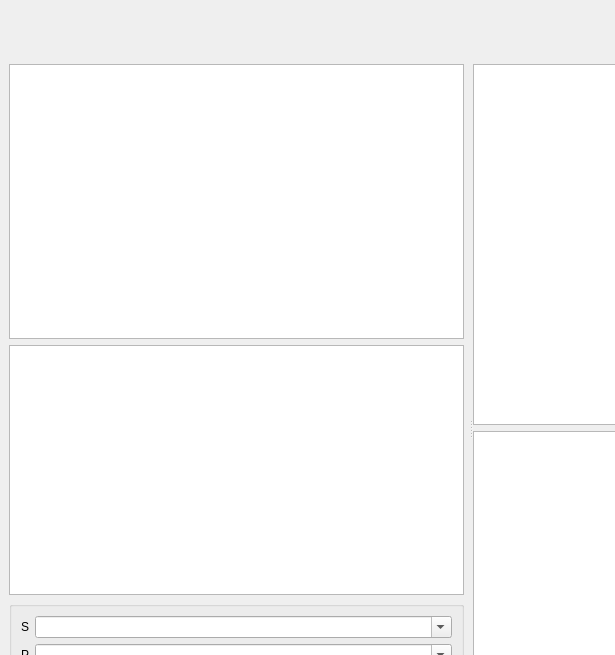
Above: mainwindow.ui from ahunt/incolata before the change; both pictures show x 0 to 615 and y 0 to 655 of the 1200 by 800 pixel window. Below: the same form after it.
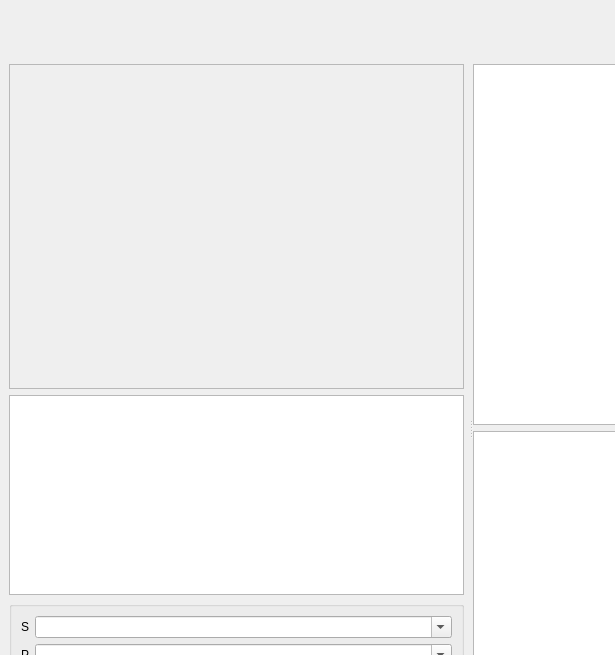
That is the form after the change. Icons and pictures are not drawn. Custom widgets are drawn as their Qt base class.

Commit message:
Implement new test table design
This is far from perfect, but it's worlds better than the old design - and
unblocks implementing dual-device support.

The only big issue is lack of reflow - on a sufficiently wide screen there's
little point in splitting contents across two rows.

Fixes
https://github.com/ahunt/incolata/issues/3

```diff
--- a/mainwindow.ui
+++ b/mainwindow.ui
@@ -117,22 +117,16 @@
          <number>5</number>
         </property>
         <item>
-         <widget class="QTableView" name="testTable">
+         <widget class="QListView" name="exercisesList">
           <property name="sizePolicy">
            <sizepolicy hsizetype="Expanding" vsizetype="Expanding">
             <horstretch>0</horstretch>
             <verstretch>2</verstretch>
            </sizepolicy>
           </property>
-          <property name="showGrid">
-           <bool>false</bool>
+          <property name="styleSheet">
+           <string notr="true">background-color: palette(window)</string>
           </property>
-          <attribute name="horizontalHeaderVisible">
-           <bool>false</bool>
-          </attribute>
-          <attribute name="verticalHeaderVisible">
-           <bool>false</bool>
-          </attribute>
          </widget>
         </item>
         <item>
@@ -146,7 +140,7 @@
           <property name="minimumSize">
            <size>
             <width>0</width>
-            <height>250</height>
+            <height>200</height>
            </size>
           </property>
           <property name="renderHints">
```
The commit also changes 4 other files.
